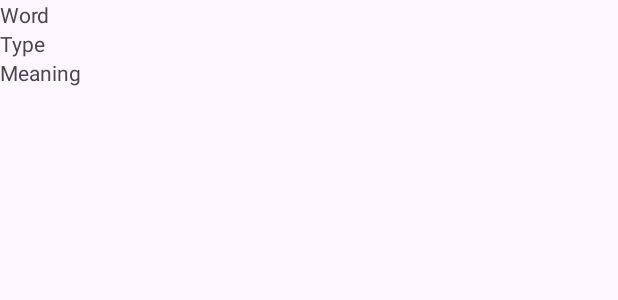
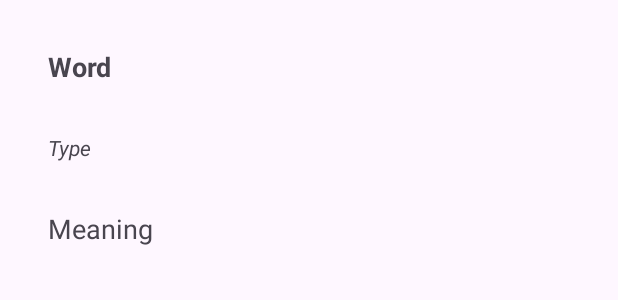
Before and after one commit to ratul-space/SimpleDictionary, an Android app: the layout activity_word_detail.xml on its own in the app's theme, with its tools: preview values and no code run, on a phone screen of 412 x 824 dp. Shown: the top 300 px of the screen. Run offline under Robolectric (Android 15) with nearby library versions, the phone set to English and light mode, and no system bars.

Commit message:
feat: update the ui design

```diff
--- a/app/src/main/res/layout/activity_word_detail.xml
+++ b/app/src/main/res/layout/activity_word_detail.xml
@@ -4,18 +4,24 @@
     android:layout_width="match_parent"
     android:layout_height="match_parent"
     android:orientation="vertical"
+    android:padding="16dp"
     tools:context=".WordDetailActivity">
 
     <TextView
         android:id="@+id/txtWord"
         android:layout_width="wrap_content"
         android:layout_height="wrap_content"
+        android:padding="16dp"
+        android:textSize="18sp"
+        android:textStyle="bold"
         tools:text="Word" />
 
     <TextView
         android:id="@+id/txtType"
         android:layout_width="wrap_content"
         android:layout_height="wrap_content"
+        android:padding="16dp"
+        android:textStyle="italic"
         tools:layout_editor_absoluteX="4dp"
         tools:layout_editor_absoluteY="33dp"
         tools:text="Type" />
@@ -24,6 +30,8 @@
         android:id="@+id/txtMeaning"
         android:layout_width="wrap_content"
         android:layout_height="wrap_content"
+        android:padding="16dp"
+        android:textSize="18sp"
         tools:layout_editor_absoluteX="7dp"
         tools:layout_editor_absoluteY="86dp"
         tools:text="Meaning" />
```
